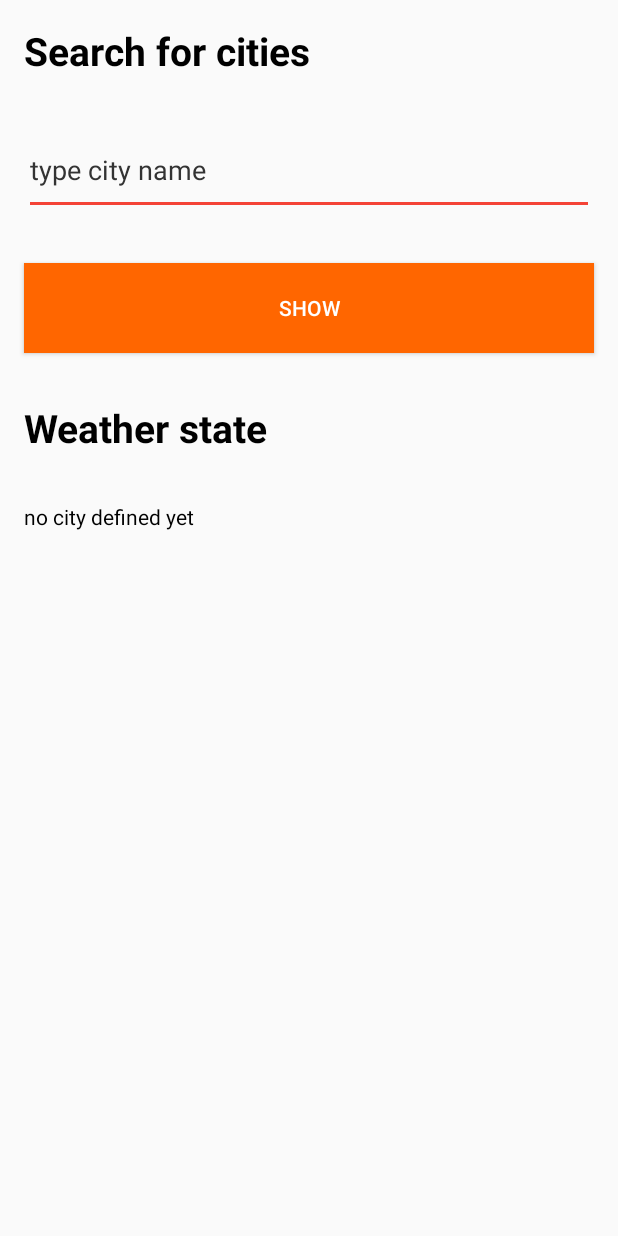
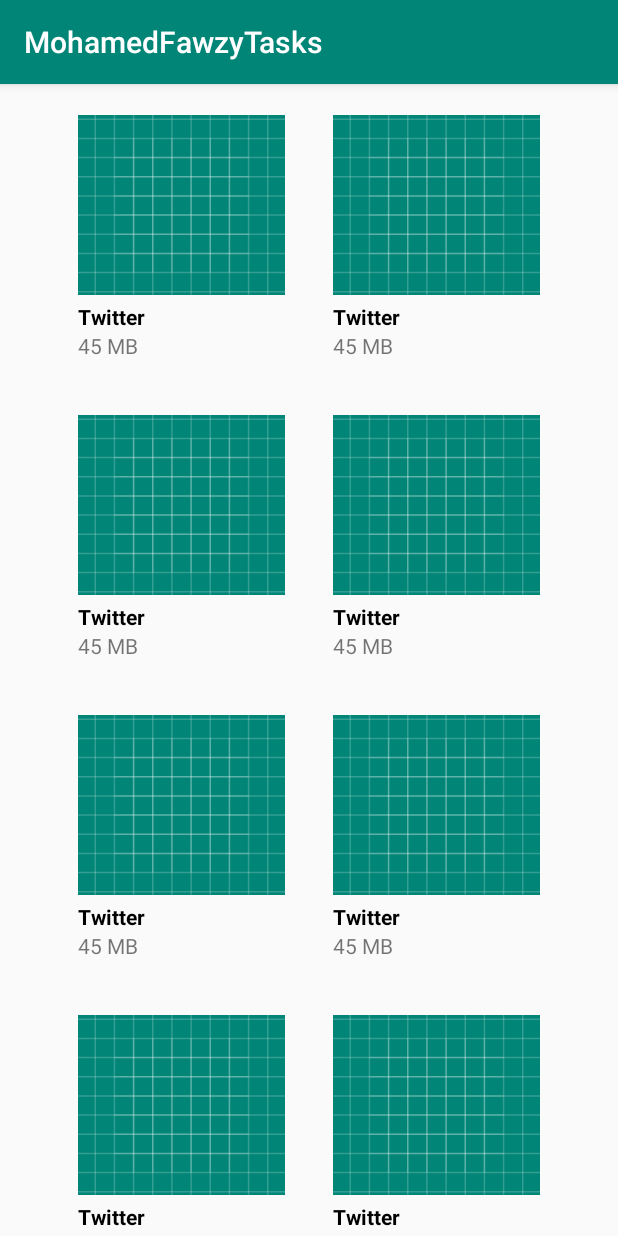
Before and after one commit to CATReloaded/MohamedFawzyTasks, an Android app: the screen it shows after launch (MainActivity), on a phone screen of 412 x 824 dp. Run offline under Robolectric (Android 15) with nearby library versions, the phone set to English and light mode, and no system bars; our stand-ins replace ButterKnife.

```diff
--- a/app/src/main/AndroidManifest.xml
+++ b/app/src/main/AndroidManifest.xml
@@ -1,7 +1,7 @@
 <?xml version="1.0" encoding="utf-8"?>
 <manifest xmlns:android="http://schemas.android.com/apk/res/android"
-    package="com.example.android.weather">
-    <uses-permission android:name="android.permission.INTERNET"></uses-permission>
+    package="com.andalus.abomedhat.mohamedfawzytasks">
+
     <application
         android:allowBackup="true"
         android:icon="@mipmap/ic_launcher"
@@ -9,6 +9,7 @@
         android:roundIcon="@mipmap/ic_launcher_round"
         android:supportsRtl="true"
         android:theme="@style/AppTheme">
+        <activity android:name=".Item"></activity>
         <activity android:name=".MainActivity">
             <intent-filter>
                 <action android:name="android.intent.action.MAIN" />
@@ -16,6 +17,7 @@
                 <category android:name="android.intent.category.LAUNCHER" />
             </intent-filter>
         </activity>
+
     </application>
 
 </manifest>
--- /dev/null
+++ b/app/src/main/java/com/andalus/abomedhat/mohamedfawzytasks/DataSet.java
@@ -0,0 +1,39 @@
+package com.andalus.abomedhat.mohamedfawzytasks;
+
+import android.graphics.drawable.Drawable;
+
+public class DataSet {
+    private int thumbnail;
+    private String title;
+    private String size;
+
+    public DataSet(int thumbnail, String title, String size) {
+        this.thumbnail = thumbnail;
+        this.title = title;
+        this.size = size;
+    }
+
+    public int getThumbnail() {
+        return thumbnail;
+    }
+
+    public void setThumbnail(int thumbnail) {
+        this.thumbnail = thumbnail;
+    }
+
+    public String getTitle() {
+        return title;
+    }
+
+    public void setTitle(String title) {
+        this.title = title;
+    }
+
+    public String getSize() {
+        return size;
+    }
+
+    public void setSize(String size) {
+        this.size = size;
+    }
+}
--- /dev/null
+++ b/app/src/main/java/com/andalus/abomedhat/mohamedfawzytasks/MainActivity.java
@@ -0,0 +1,44 @@
+package com.andalus.abomedhat.mohamedfawzytasks;
+
+import android.content.Intent;
+import android.support.v7.app.AppCompatActivity;
+import android.os.Bundle;
+import android.support.v7.widget.GridLayoutManager;
+import android.support.v7.widget.RecyclerView;
+import android.util.DisplayMetrics;
+
+import java.util.ArrayList;
+import java.util.List;
+
+import butterknife.BindView;
+import butterknife.ButterKnife;
+
+public class MainActivity extends AppCompatActivity implements Recycler.OnItemClickListener {
+@BindView(R.id.recycler) RecyclerView recyclerView;
+    @Override
+    protected void onCreate(Bundle savedInstanceState) {
+        super.onCreate(savedInstanceState);
+        setContentView(R.layout.activity_main);
+        ButterKnife.bind(this);
+        List<DataSet> item=new ArrayList<>();
+        for(int i=0;i<10;i++) {
+            item.add(new DataSet(R.drawable.ic_launcher_background, "Twitter", "45 MB"));
+        }
+        Recycler recycler=new Recycler(this, item, this);
+        GridLayoutManager gridLayoutManager=new GridLayoutManager(this,numberPossible());
+        recyclerView.setLayoutManager(gridLayoutManager);
+        recyclerView.setAdapter(recycler);
+    }
+    public int numberPossible() {
+        DisplayMetrics displayMetrics = this.getResources().getDisplayMetrics();
+        float dpwidth = displayMetrics.widthPixels / displayMetrics.density;
+        int numberPossible = (int) (dpwidth / 170);
+        return numberPossible;
+    }
+
+    @Override
+    public void onClick(int position) {
+        Intent i=new Intent(this,Item.class);
+        startActivity(i);
+    }
+}
--- /dev/null
+++ b/app/src/main/java/com/andalus/abomedhat/mohamedfawzytasks/Recycler.java
@@ -0,0 +1,68 @@
+package com.andalus.abomedhat.mohamedfawzytasks;
+
+import android.content.Context;
+import android.support.annotation.NonNull;
+import android.support.v7.widget.RecyclerView;
+import android.view.LayoutInflater;
+import android.view.View;
+import android.view.ViewGroup;
+import android.widget.ImageView;
+import android.widget.TextView;
+import java.util.List;
+import butterknife.BindView;
+import butterknife.ButterKnife;
+
+public class Recycler extends RecyclerView.Adapter<Recycler.MyViewHolder> {
+    List<DataSet> item;
+    Context context;
+    OnItemClickListener onItemClickListener;
+
+    public Recycler(Context mContext, List<DataSet> data,OnItemClickListener listener) {
+        item = data;
+        context=mContext;
+        onItemClickListener=listener;
+    }
+
+    @NonNull
+    @Override
+    public MyViewHolder onCreateViewHolder(@NonNull ViewGroup viewGroup, int i) {
+        View view=LayoutInflater.from(context).inflate(R.layout.grid_item,viewGroup,false);
+
+        return new MyViewHolder(view,onItemClickListener);
+    }
+
+    @Override
+    public void onBindViewHolder(@NonNull MyViewHolder myViewHolder, int i) {
+    myViewHolder.thumbnail.setImageResource(item.get(i).getThumbnail());
+    myViewHolder.title.setText(item.get(i).getTitle());
+    myViewHolder.size.setText(item.get(i).getSize());
+
+    }
+
+    @Override
+    public int getItemCount() {
+        return item.size();
+    }
+
+    public class MyViewHolder extends RecyclerView.ViewHolder implements View.OnClickListener{
+        @BindView(R.id.thumbnail) ImageView thumbnail;
+        @BindView(R.id.title) TextView title;
+        @BindView(R.id.size) TextView size;
+        OnItemClickListener listener;
+        public MyViewHolder(@NonNull View itemView,OnItemClickListener listener) {
+            super(itemView);
+            ButterKnife.bind(this,itemView);
+            this.listener=listener;
+            itemView.setOnClickListener(this);
+        }
+
+        @Override
+        public void onClick(View v) {
+        listener.onClick(getAdapterPosition());
+        }
+    }
+    interface OnItemClickListener{
+         void onClick(int position);
+
+    }
+}
--- a/app/src/main/res/layout/activity_main.xml
+++ b/app/src/main/res/layout/activity_main.xml
@@ -1,79 +1,17 @@
 <?xml version="1.0" encoding="utf-8"?>
-<androidx.constraintlayout.widget.ConstraintLayout xmlns:android="http://schemas.android.com/apk/res/android"
+<LinearLayout xmlns:android="http://schemas.android.com/apk/res/android"
     xmlns:app="http://schemas.android.com/apk/res-auto"
     xmlns:tools="http://schemas.android.com/tools"
     android:layout_width="match_parent"
     android:layout_height="match_parent"
+    android:orientation="vertical"
     tools:context=".MainActivity">
 
-    <TextView
-        android:id="@+id/textView"
+    <android.support.v7.widget.RecyclerView
+        android:id="@+id/recycler"
         android:layout_width="wrap_content"
         android:layout_height="wrap_content"
-        android:layout_marginStart="16dp"
-        android:layout_marginLeft="16dp"
-        android:layout_marginTop="16dp"
-        android:text="Search for cities"
-        android:textColor="@color/black"
-        android:textSize="26sp"
-        android:textStyle="bold"
-        app:layout_constraintStart_toStartOf="parent"
-        app:layout_constraintTop_toTopOf="parent" />
+        android:layout_gravity="center"
+       />
 
-    <EditText
-        android:id="@+id/search"
-        android:layout_width="match_parent"
-        android:layout_height="60dp"
-        android:layout_marginStart="16dp"
-        android:layout_marginLeft="16dp"
-        android:layout_marginTop="32dp"
-        android:layout_marginEnd="16dp"
-        android:layout_marginRight="16dp"
-        android:hint="type city name"
-        android:textColorHint="@color/hint"
-        app:layout_constraintEnd_toEndOf="parent"
-        app:layout_constraintStart_toStartOf="parent"
-        app:layout_constraintTop_toBottomOf="@+id/textView" />
-
-    <Button
-        android:id="@+id/show"
-        android:layout_width="match_parent"
-        android:layout_height="60dp"
-        android:layout_marginStart="16dp"
-        android:layout_marginLeft="16dp"
-        android:layout_marginTop="32dp"
-        android:layout_marginEnd="16dp"
-        android:layout_marginRight="16dp"
-        android:background="@color/colorPrimary"
-        android:text="SHOW"
-        android:textColor="@color/white"
-        app:layout_constraintEnd_toEndOf="parent"
-        app:layout_constraintStart_toStartOf="parent"
-        app:layout_constraintTop_toBottomOf="@+id/search" />
-
-    <TextView
-        android:id="@+id/textView2"
-        android:layout_width="wrap_content"
-        android:layout_height="wrap_content"
-        android:layout_marginStart="16dp"
-        android:layout_marginLeft="16dp"
-        android:layout_marginTop="32dp"
-        android:text="Weather state"
-        android:textColor="@color/black"
-        android:textSize="26sp"
-        android:textStyle="bold"
-        app:layout_constraintStart_toStartOf="parent"
-        app:layout_constraintTop_toBottomOf="@+id/show" />
-
-    <TextView
-        android:id="@+id/content"
-        android:layout_width="wrap_content"
-        android:layout_height="wrap_content"
-        android:text="no city defined yet"
-        android:layout_marginStart="16dp"
-        android:layout_marginLeft="16dp"
-        android:layout_marginTop="32dp"
-        android:textColor="@color/black"
-        app:layout_constraintStart_toStartOf="parent"
-        app:layout_constraintTop_toBottomOf="@+id/textView2" />
-</androidx.constraintlayout.widget.ConstraintLayout>
+</LinearLayout>
--- /dev/null
+++ b/app/src/main/res/layout/grid_item.xml
@@ -0,0 +1,41 @@
+<?xml version="1.0" encoding="utf-8"?>
+<android.support.constraint.ConstraintLayout xmlns:android="http://schemas.android.com/apk/res/android"
+    xmlns:app="http://schemas.android.com/apk/res-auto"
+    android:layout_width="170dp"
+    android:layout_height="200dp"
+    xmlns:tools="http://schemas.android.com/tools"
+    android:orientation="vertical"
+    android:padding="16dp"
+    >
+
+    <ImageView
+        android:id="@+id/thumbnail"
+        android:layout_width="match_parent"
+        android:layout_height="120dp"
+        android:scaleType="centerCrop"
+        android:src="@color/colorPrimaryDark"
+        app:layout_constraintBottom_toTopOf="@+id/title"
+        app:layout_constraintStart_toStartOf="parent"
+        app:layout_constraintTop_toTopOf="parent" />
+
+    <TextView
+        android:id="@+id/title"
+        android:layout_width="match_parent"
+        android:layout_height="wrap_content"
+
+        android:maxLines="2"
+        android:textColor="#000"
+        android:textStyle="bold"
+        app:layout_constraintBottom_toTopOf="@+id/size"
+        app:layout_constraintStart_toStartOf="parent"
+        tools:text="instagram" />
+
+    <TextView
+        android:id="@+id/size"
+        android:layout_width="match_parent"
+        android:layout_height="wrap_content"
+        android:maxLines="1"
+        app:layout_constraintBottom_toBottomOf="parent"
+        app:layout_constraintStart_toStartOf="parent"
+        tools:text="55 MB" />
+</android.support.constraint.ConstraintLayout>
--- a/app/src/main/res/values/colors.xml
+++ b/app/src/main/res/values/colors.xml
@@ -1,9 +1,6 @@
 <?xml version="1.0" encoding="utf-8"?>
 <resources>
-    <color name="colorPrimary">#FF6600</color>
-    <color name="colorPrimaryDark">#B84407</color>
-    <color name="colorAccent">#F44336</color>
-    <color name="hint">#333333</color>
-    <color name="black">#000</color>
-    <color name="white">#fff</color>
+    <color name="colorPrimary">#008577</color>
+    <color name="colorPrimaryDark">#00574B</color>
+    <color name="colorAccent">#D81B60</color>
 </resources>
--- a/app/src/main/res/values/strings.xml
+++ b/app/src/main/res/values/strings.xml
@@ -1,3 +1,3 @@
 <resources>
-    <string name="app_name">weather</string>
+    <string name="app_name">MohamedFawzyTasks</string>
 </resources>
--- a/app/src/main/res/values/styles.xml
+++ b/app/src/main/res/values/styles.xml
@@ -1,12 +1,11 @@
 <resources>
 
     <!-- Base application theme. -->
-    <style name="AppTheme" parent="Theme.AppCompat.Light.NoActionBar">
+    <style name="AppTheme" parent="Theme.AppCompat.Light.DarkActionBar">
         <!-- Customize your theme here. -->
         <item name="colorPrimary">@color/colorPrimary</item>
         <item name="colorPrimaryDark">@color/colorPrimaryDark</item>
         <item name="colorAccent">@color/colorAccent</item>
-        <item name="windowActionBar">false</item>
     </style>
 
 </resources>
--- a/build.gradle
+++ b/build.gradle
@@ -7,7 +7,7 @@ buildscript {
 
     }
     dependencies {
-        classpath 'com.android.tools.build:gradle:3.4.1'
+        classpath 'com.android.tools.build:gradle:3.4.2'
 
         // NOTE: Do not place your application dependencies here; they belong
         // in the individual module build.gradle files
--- a/gradle.properties
+++ b/gradle.properties
@@ -11,9 +11,3 @@ org.gradle.jvmargs=-Xmx1536m
 # This option should only be used with decoupled projects. More details, visit
 # http://www.gradle.org/docs/current/userguide/multi_project_builds.html#sec:decoupled_projects
 # org.gradle.parallel=true
-# AndroidX package structure to make it clearer which packages are bundled with the
-# Android operating system, and which are packaged with your app's APK
-# https://developer.android.com/topic/libraries/support-library/androidx-rn
-android.useAndroidX=true
-# Automatically convert third-party libraries to use AndroidX
-android.enableJetifier=true
```
Also changed, not shown: app/build.gradle (+13 -13 lines), app/src/main/java/com/andalus/abomedhat/mohamedfawzytasks/Item.java (added, +13 -0 lines), app/src/main/res/layout/activity_item.xml (added, +46 -0 lines), gradle/wrapper/gradle-wrapper.properties, 2 other files.
